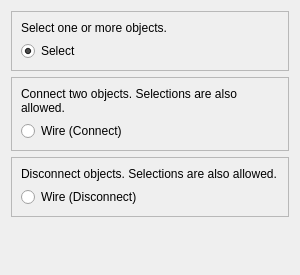
This is UI/glitch-tools.ui in textbrowser/glitch as Qt 5 draws it before an edit. The edited form follows.
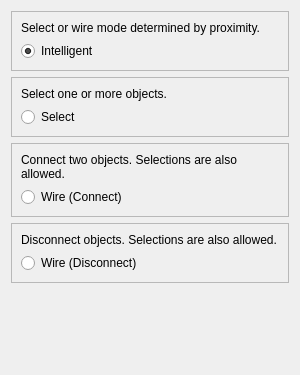
This is the edited form. Icons and pictures are not drawn.

Commit message: New Tools mode.

```diff
--- a/UI/glitch-tools.ui
+++ b/UI/glitch-tools.ui
@@ -7,7 +7,7 @@
     <x>0</x>
     <y>0</y>
     <width>300</width>
-    <height>275</height>
+    <height>375</height>
    </rect>
   </property>
   <property name="windowTitle">
@@ -20,42 +20,7 @@
   <layout class="QVBoxLayout" name="verticalLayout_4">
    <item>
     <layout class="QGridLayout" name="gridLayout">
-     <item row="0" column="0">
-      <widget class="QFrame" name="frame">
-       <property name="frameShape">
-        <enum>QFrame::StyledPanel</enum>
-       </property>
-       <property name="frameShadow">
-        <enum>QFrame::Raised</enum>
-       </property>
-       <layout class="QVBoxLayout" name="verticalLayout">
-        <item>
-         <widget class="QLabel" name="label_3">
-          <property name="text">
-           <string>Select one or more objects.</string>
-          </property>
-          <property name="wordWrap">
-           <bool>true</bool>
-          </property>
-         </widget>
-        </item>
-        <item>
-         <widget class="QRadioButton" name="select">
-          <property name="text">
-           <string>Select</string>
-          </property>
-          <property name="checked">
-           <bool>true</bool>
-          </property>
-          <attribute name="buttonGroup">
-           <string notr="true">buttonGroup</string>
-          </attribute>
-         </widget>
-        </item>
-       </layout>
-      </widget>
-     </item>
-     <item row="1" column="0">
+     <item row="2" column="0">
       <widget class="QFrame" name="frame_2">
        <property name="frameShape">
         <enum>QFrame::StyledPanel</enum>
@@ -87,7 +52,7 @@
        </layout>
       </widget>
      </item>
-     <item row="2" column="0">
+     <item row="3" column="0">
       <widget class="QFrame" name="frame_3">
        <property name="frameShape">
         <enum>QFrame::StyledPanel</enum>
@@ -119,6 +84,76 @@
        </layout>
       </widget>
      </item>
+     <item row="1" column="0">
+      <widget class="QFrame" name="frame">
+       <property name="frameShape">
+        <enum>QFrame::StyledPanel</enum>
+       </property>
+       <property name="frameShadow">
+        <enum>QFrame::Raised</enum>
+       </property>
+       <layout class="QVBoxLayout" name="verticalLayout">
+        <item>
+         <widget class="QLabel" name="label_3">
+          <property name="text">
+           <string>Select one or more objects.</string>
+          </property>
+          <property name="wordWrap">
+           <bool>true</bool>
+          </property>
+         </widget>
+        </item>
+        <item>
+         <widget class="QRadioButton" name="select">
+          <property name="text">
+           <string>Select</string>
+          </property>
+          <property name="checked">
+           <bool>false</bool>
+          </property>
+          <attribute name="buttonGroup">
+           <string notr="true">buttonGroup</string>
+          </attribute>
+         </widget>
+        </item>
+       </layout>
+      </widget>
+     </item>
+     <item row="0" column="0">
+      <widget class="QFrame" name="frame_4">
+       <property name="frameShape">
+        <enum>QFrame::StyledPanel</enum>
+       </property>
+       <property name="frameShadow">
+        <enum>QFrame::Raised</enum>
+       </property>
+       <layout class="QVBoxLayout" name="verticalLayout_7">
+        <item>
+         <widget class="QLabel" name="label_6">
+          <property name="text">
+           <string>Select or wire mode determined by proximity.</string>
+          </property>
+          <property name="wordWrap">
+           <bool>true</bool>
+          </property>
+         </widget>
+        </item>
+        <item>
+         <widget class="QRadioButton" name="intelligent">
+          <property name="text">
+           <string>Intelligent</string>
+          </property>
+          <property name="checked">
+           <bool>true</bool>
+          </property>
+          <attribute name="buttonGroup">
+           <string notr="true">buttonGroup</string>
+          </attribute>
+         </widget>
+        </item>
+       </layout>
+      </widget>
+     </item>
     </layout>
    </item>
    <item>
```
Left out of the diff: 3 changed lines with no effect on the pictures. The commit also changes 6 other files.
